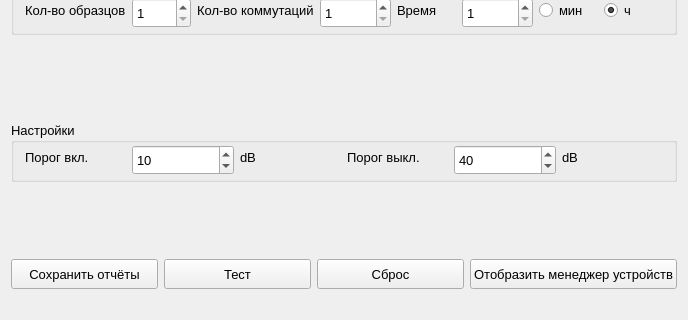
reinerwaldmann/Izluchatel, file Izluchatel/principalwindow.ui: the form before one commit; both pictures show x 0 to 688 and y 144 to 464 of the 688 by 549 pixel window.
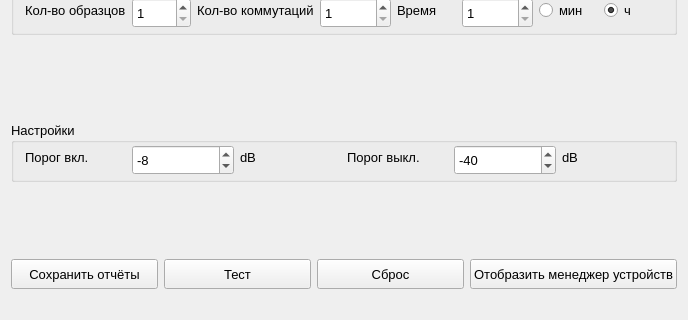
The form after the commit.

Diff of the .ui file:
```diff
--- a/Izluchatel/principalwindow.ui
+++ b/Izluchatel/principalwindow.ui
@@ -185,7 +185,7 @@
           <number>1000</number>
          </property>
          <property name="value">
-          <number>10</number>
+          <number>-8</number>
          </property>
         </widget>
        </item>
@@ -218,7 +218,7 @@
           <number>1000</number>
          </property>
          <property name="value">
-          <number>40</number>
+          <number>-40</number>
          </property>
         </widget>
        </item>
```
